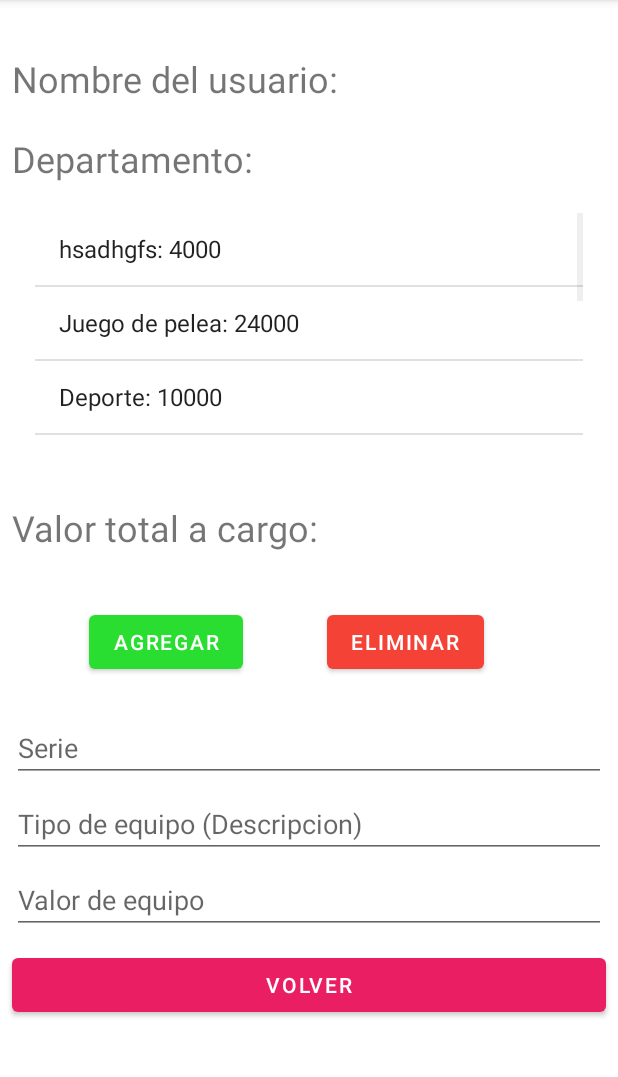
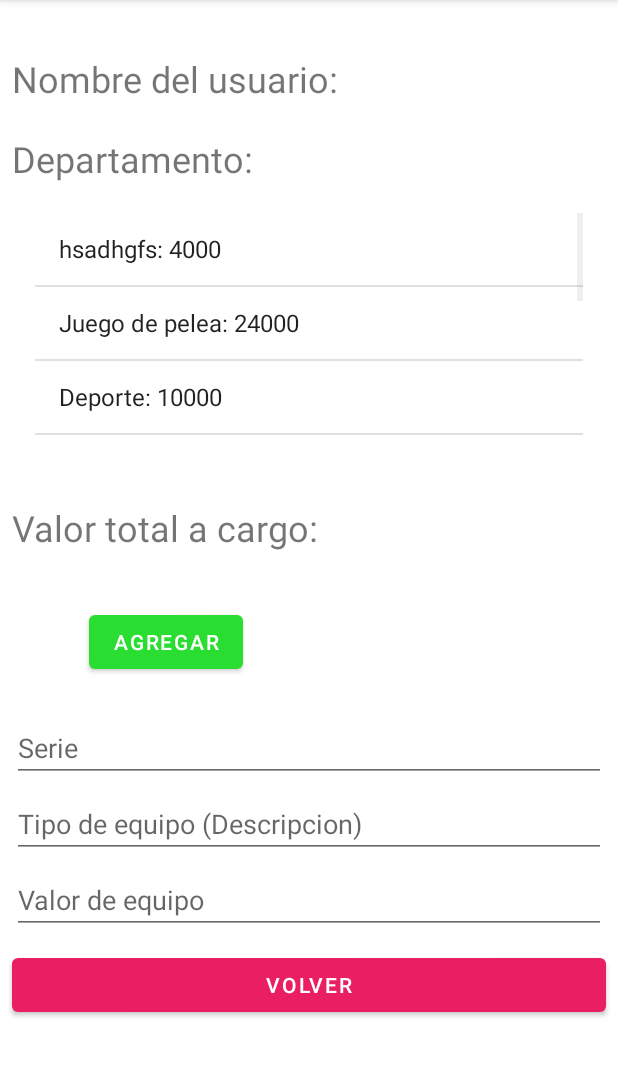
Before and after one commit to Marile514/Prueba2APMobiles, an Android app: the Activity_equipos screen opened directly, with no data from a screen before it, on a phone screen of 412 x 824 dp, the part 84-1161 px from its top. Run offline under Robolectric (Android 15) with nearby library versions, the phone set to English and light mode, and no system bars.

Commit message:
Activity equipos editado

```diff
--- a/app/src/main/java/com/example/prueba2apmobiles/Activity_equipos.java
+++ b/app/src/main/java/com/example/prueba2apmobiles/Activity_equipos.java
@@ -21,7 +21,7 @@ public class Activity_equipos extends AppCompatActivity {
     private TextView txtNombreCompl, txtDept, txtPrecioTotal;
     private EditText descrTeam, valorTeam;
     private AutoCompleteTextView serieTeam;
-    private Button agregar, eliminar, volver;
+    private Button agregar, volver;
     private ListView datos;
     private ArrayAdapter teamers;
     private String equipo, us, equip;
@@ -45,7 +45,6 @@ public class Activity_equipos extends AppCompatActivity {
         valorTeam = findViewById(R.id.etValorEquipo);
         serieTeam = findViewById(R.id.acSerie);
         agregar = findViewById(R.id.btnAdd);
-        eliminar = findViewById(R.id.btnDelete);
         volver = findViewById(R.id.btnVolver);
 
         teamers = new ArrayAdapter<Equipo>(Activity_equipos.this, android.R.layout.simple_list_item_1, BaseDatos.llamarEquipo());
--- a/app/src/main/res/layout/activity_equipos.xml
+++ b/app/src/main/res/layout/activity_equipos.xml
@@ -71,18 +71,6 @@
         app:layout_constraintStart_toStartOf="parent"
         app:layout_constraintTop_toBottomOf="@+id/txtPrecioTotal" />
 
-    <Button
-        android:id="@+id/btnDelete"
-        android:layout_width="wrap_content"
-        android:layout_height="wrap_content"
-        android:layout_marginTop="36dp"
-        android:text="Eliminar"
-        app:backgroundTint="#F44336"
-        app:layout_constraintEnd_toEndOf="parent"
-        app:layout_constraintHorizontal_bias="0.71"
-        app:layout_constraintStart_toStartOf="parent"
-        app:layout_constraintTop_toBottomOf="@+id/txtPrecioTotal" />
-
     <AutoCompleteTextView
         android:id="@+id/acSerie"
         android:layout_width="0dp"
```
